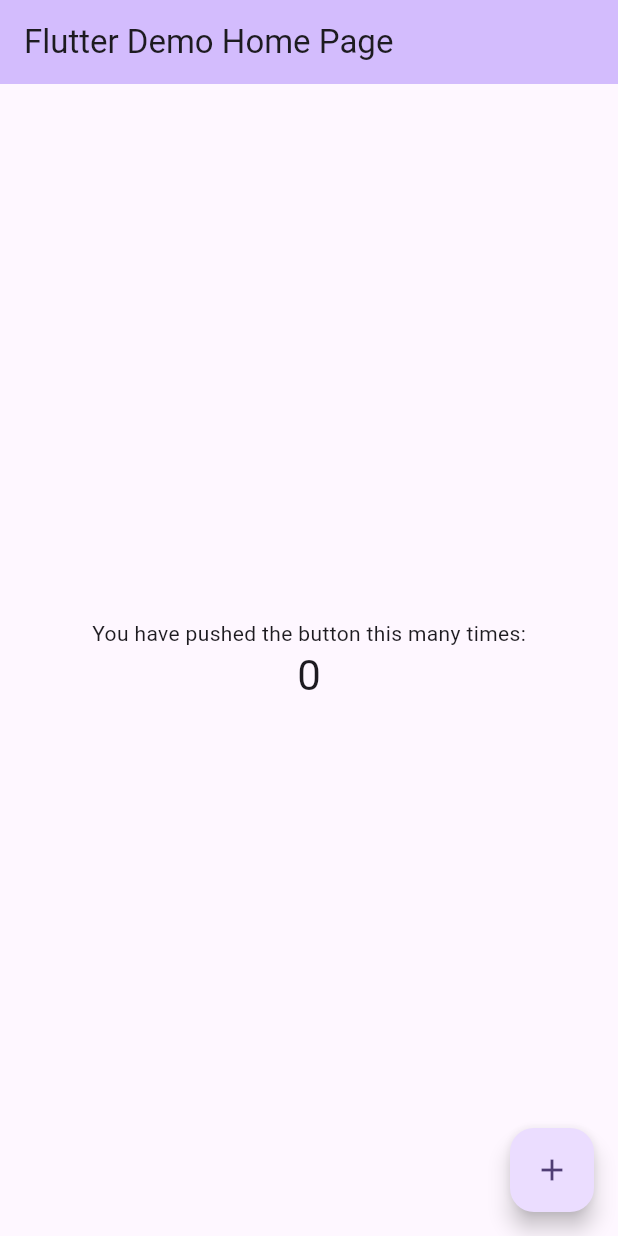
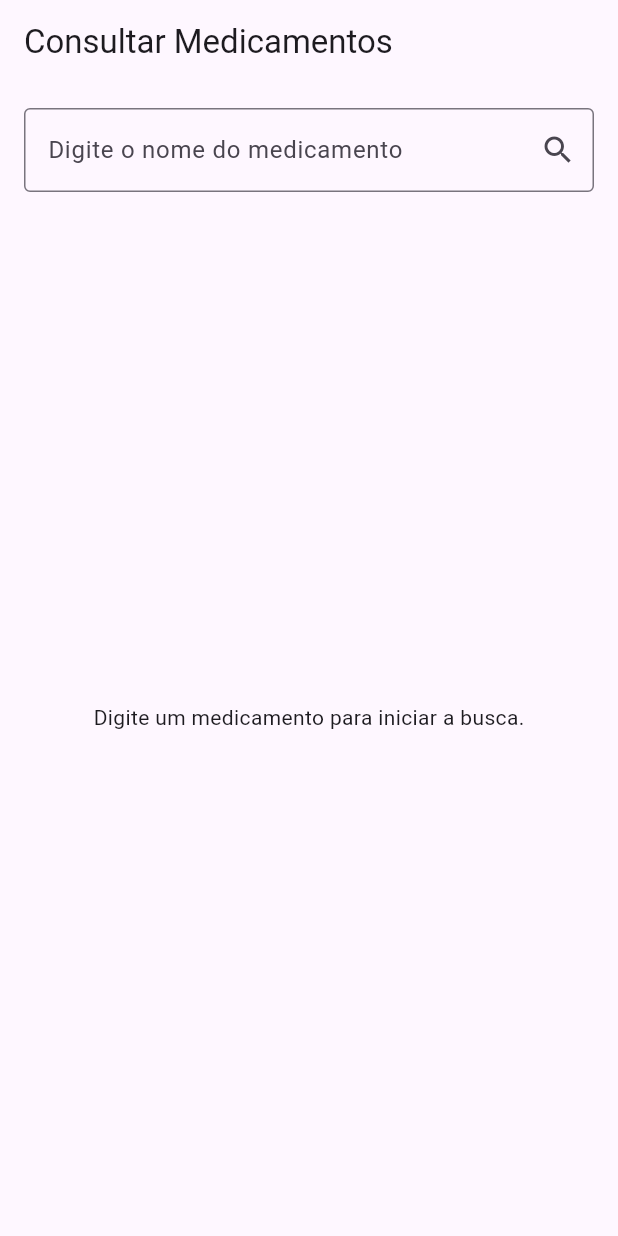
Before and after one commit to LuanBraga/preco_maximo_consumidor_medicamentos_app, a Flutter app: the screen it shows after launch, on a phone screen of 412 x 824 dp. Run offline on Flutter 3.47's test engine with Material 3 defaults, Android fonts, the phone set to English and light mode, and no system bars; our stand-ins replace dartz, equatable, get_it.

Commit message:
feat: Implement Clean Architecture for drug search feature

```diff
--- /dev/null
+++ b/lib/app/my_app.dart
@@ -0,0 +1,25 @@
+import 'package:flutter/material.dart';
+import 'package:preco_maximo_consumidor_medicamentos_app/app/di/injection_container.dart';
+import 'package:preco_maximo_consumidor_medicamentos_app/features/consulta_medicamentos/presentation/pages/medicamentos_page.dart';
+import 'package:preco_maximo_consumidor_medicamentos_app/features/consulta_medicamentos/presentation/provider/medicamentos_provider.dart';
+import 'package:provider/provider.dart';
+
+class MyApp extends StatelessWidget {
+  const MyApp({super.key});
+
+  @override
+  Widget build(BuildContext context) {
+    // ChangeNotifierProvider provê a instância do ViewModel para a árvore de widgets.
+    return ChangeNotifierProvider(
+      create: (_) => sl<MedicamentosProvider>(),
+      child: MaterialApp(
+        title: 'Preço de Medicamentos',
+        theme: ThemeData(
+          primarySwatch: Colors.blue,
+          visualDensity: VisualDensity.adaptivePlatformDensity,
+        ),
+        home: const MedicamentosPage(),
+      ),
+    );
+  }
+}
--- /dev/null
+++ b/lib/core/error/exceptions.dart
@@ -0,0 +1,2 @@
+class ServerException implements Exception {}
+class CacheException implements Exception {}
--- /dev/null
+++ b/lib/core/error/failures.dart
@@ -0,0 +1,13 @@
+import 'package:equatable/equatable.dart';
+
+abstract class Failure extends Equatable {
+  const Failure([List properties = const <dynamic>[]]);
+
+  @override
+  List<Object> get props => [];
+}
+
+// Falhas gerais da aplicação
+class ServerFailure extends Failure {}
+
+class CacheFailure extends Failure {}
--- /dev/null
+++ b/lib/features/consulta_medicamentos/data/models/medicamento_model.dart
@@ -0,0 +1,25 @@
+import 'package:preco_maximo_consumidor_medicamentos_app/features/consulta_medicamentos/domain/entities/medicamento.dart';
+
+class MedicamentoModel extends Medicamento {
+  const MedicamentoModel({
+    required super.nome,
+    required super.apresentacao,
+    required super.precoMaximo,
+  });
+
+  factory MedicamentoModel.fromJson(Map<String, dynamic> json) {
+    return MedicamentoModel(
+      nome: json['nome'] ?? 'Nome não informado',
+      apresentacao: json['apresentacao'] ?? 'Apresentação não informada',
+      precoMaximo: (json['preco_maximo'] as num?)?.toDouble() ?? 0.0,
+    );
+  }
+
+  Map<String, dynamic> toJson() {
+    return {
+      'nome': nome,
+      'apresentacao': apresentacao,
+      'preco_maximo': precoMaximo,
+    };
+  }
+}
--- /dev/null
+++ b/lib/features/consulta_medicamentos/domain/entities/medicamento.dart
@@ -0,0 +1,16 @@
+import 'package:equatable/equatable.dart';
+
+class Medicamento extends Equatable {
+  final String nome;
+  final String apresentacao;
+  final double precoMaximo;
+
+  const Medicamento({
+    required this.nome,
+    required this.apresentacao,
+    required this.precoMaximo,
+  });
+
+  @override
+  List<Object?> get props => [nome, apresentacao, precoMaximo];
+}
--- /dev/null
+++ b/lib/features/consulta_medicamentos/domain/repositories/medicamento_repository.dart
@@ -0,0 +1,9 @@
+import 'package:dartz/dartz.dart';
+import 'package:preco_maximo_consumidor_medicamentos_app/core/error/failures.dart';
+import 'package:preco_maximo_consumidor_medicamentos_app/features/consulta_medicamentos/domain/entities/medicamento.dart';
+
+// Este é o Contrato. A camada de domínio não sabe como os dados são obtidos,
+// ela apenas define o que precisa ser feito.
+abstract class MedicamentoRepository {
+  Future<Either<Failure, List<Medicamento>>> getMedicamentos(String query);
+}
--- /dev/null
+++ b/lib/features/consulta_medicamentos/domain/usecases/get_medicamentos.dart
@@ -0,0 +1,26 @@
+import 'package:dartz/dartz.dart';
+import 'package:equatable/equatable.dart';
+import 'package:preco_maximo_consumidor_medicamentos_app/core/error/failures.dart';
+import 'package:preco_maximo_consumidor_medicamentos_app/core/usecases/usecase.dart';
+import 'package:preco_maximo_consumidor_medicamentos_app/features/consulta_medicamentos/domain/entities/medicamento.dart';
+import 'package:preco_maximo_consumidor_medicamentos_app/features/consulta_medicamentos/domain/repositories/medicamento_repository.dart';
+
+class GetMedicamentos implements UseCase<List<Medicamento>, Params> {
+  final MedicamentoRepository repository;
+
+  GetMedicamentos(this.repository);
+
+  @override
+  Future<Either<Failure, List<Medicamento>>> call(Params params) async {
+    return await repository.getMedicamentos(params.query);
+  }
+}
+
+class Params extends Equatable {
+  final String query;
+
+  const Params({required this.query});
+
+  @override
+  List<Object> get props => [query];
+}
--- /dev/null
+++ b/lib/features/consulta_medicamentos/presentation/pages/medicamentos_page.dart
@@ -0,0 +1,68 @@
+import 'package:flutter/material.dart';
+import 'package:preco_maximo_consumidor_medicamentos_app/features/consulta_medicamentos/presentation/provider/medicamentos_provider.dart';
+import 'package:provider/provider.dart';
+
+class MedicamentosPage extends StatelessWidget {
+  const MedicamentosPage({super.key});
+
+  @override
+  Widget build(BuildContext context) {
+    return Scaffold(
+      appBar: AppBar(
+        title: const Text('Consultar Medicamentos'),
+      ),
+      body: Padding(
+        padding: const EdgeInsets.all(16.0),
+        child: Column(
+          children: [
+            TextField(
+              onSubmitted: (value) {
+                // Chama o provider para buscar os dados
+                Provider.of<MedicamentosProvider>(context, listen: false)
+                    .fetchMedicamentos(value);
+              },
+              decoration: const InputDecoration(
+                labelText: 'Digite o nome do medicamento',
+                border: OutlineInputBorder(),
+                suffixIcon: Icon(Icons.search),
+              ),
+            ),
+            const SizedBox(height: 20),
+            Expanded(
+              child: Consumer<MedicamentosProvider>(
+                builder: (context, provider, child) {
+                  switch (provider.state) {
+                    case ViewState.loading:
+                      return const Center(child: CircularProgressIndicator());
+                    case ViewState.error:
+                      return Center(child: Text(provider.errorMessage));
+                    case ViewState.loaded:
+                      return ListView.builder(
+                        itemCount: provider.medicamentos.length,
+                        itemBuilder: (context, index) {
+                          final medicamento = provider.medicamentos[index];
+                          return Card(
+                            child: ListTile(
+                              title: Text(medicamento.nome),
+                              subtitle: Text(medicamento.apresentacao),
+                              trailing: Text(
+                                'R\$ ${medicamento.precoMaximo.toStringAsFixed(2)}',
+                                style: const TextStyle(fontWeight: FontWeight.bold),
+                              ),
+                            ),
+                          );
+                        },
+                      );
+                    case ViewState.initial:
+                    default:
+                      return const Center(child: Text('Digite um medicamento para iniciar a busca.'));
+                  }
+                },
+              ),
+            ),
+          ],
+        ),
+      ),
+    );
+  }
+}
--- /dev/null
+++ b/lib/features/consulta_medicamentos/presentation/provider/medicamentos_provider.dart
@@ -0,0 +1,52 @@
+import 'package:flutter/foundation.dart';
+import 'package:preco_maximo_consumidor_medicamentos_app/core/error/failures.dart';
+import 'package:preco_maximo_consumidor_medicamentos_app/features/consulta_medicamentos/domain/entities/medicamento.dart';
+import 'package:preco_maximo_consumidor_medicamentos_app/features/consulta_medicamentos/domain/usecases/get_medicamentos.dart';
+
+enum ViewState { initial, loading, loaded, error }
+
+class MedicamentosProvider extends ChangeNotifier {
+  final GetMedicamentos getMedicamentos;
+
+  MedicamentosProvider({required this.getMedicamentos});
+
+  ViewState _state = ViewState.initial;
+  ViewState get state => _state;
+
+  List<Medicamento> _medicamentos = [];
+  List<Medicamento> get medicamentos => _medicamentos;
+
+  String _errorMessage = '';
+  String get errorMessage => _errorMessage;
+
+  Future<void> fetchMedicamentos(String query) async {
+    _state = ViewState.loading;
+    notifyListeners();
+
+    final result = await getMedicamentos(Params(query: query));
+
+    result.fold(
+          (failure) {
+        _errorMessage = _mapFailureToMessage(failure);
+        _state = ViewState.error;
+      },
+          (data) {
+        _medicamentos = data;
+        _state = ViewState.loaded;
+      },
+    );
+
+    notifyListeners();
+  }
+
+  String _mapFailureToMessage(Failure failure) {
+    switch (failure) {
+      case ServerFailure():
+        return 'Erro ao acessar o servidor. Tente novamente mais tarde.';
+      case CacheFailure():
+        return 'Erro ao acessar os dados locais.';
+      case _: // O '_' é o novo "default" para pattern matching
+        return 'Ocorreu um erro inesperado.';
+    }
+  }
+}
--- a/lib/main.dart
+++ b/lib/main.dart
@@ -1,122 +1,10 @@
 import 'package:flutter/material.dart';
+import 'package:preco_maximo_consumidor_medicamentos_app/app/my_app.dart';
+import 'package:preco_maximo_consumidor_medicamentos_app/app/di/injection_container.dart' as di;
 
-void main() {
+Future<void> main() async {
+  WidgetsFlutterBinding.ensureInitialized();
+  // Inicializa o GetIt para registrar as dependências
+  await di.init();
   runApp(const MyApp());
 }
-
-class MyApp extends StatelessWidget {
-  const MyApp({super.key});
-
-  // This widget is the root of your application.
-  @override
-  Widget build(BuildContext context) {
-    return MaterialApp(
-      title: 'Flutter Demo',
-      theme: ThemeData(
-        // This is the theme of your application.
-        //
-        // TRY THIS: Try running your application with "flutter run". You'll see
-        // the application has a purple toolbar. Then, without quitting the app,
-        // try changing the seedColor in the colorScheme below to Colors.green
-        // and then invoke "hot reload" (save your changes or press the "hot
-        // reload" button in a Flutter-supported IDE, or press "r" if you used
-        // the command line to start the app).
-        //
-        // Notice that the counter didn't reset back to zero; the application
-        // state is not lost during the reload. To reset the state, use hot
-        // restart instead.
-        //
-        // This works for code too, not just values: Most code changes can be
-        // tested with just a hot reload.
-        colorScheme: ColorScheme.fromSeed(seedColor: Colors.deepPurple),
-      ),
-      home: const MyHomePage(title: 'Flutter Demo Home Page'),
-    );
-  }
-}
-
-class MyHomePage extends StatefulWidget {
-  const MyHomePage({super.key, required this.title});
-
-  // This widget is the home page of your application. It is stateful, meaning
-  // that it has a State object (defined below) that contains fields that affect
-  // how it looks.
-
-  // This class is the configuration for the state. It holds the values (in this
-  // case the title) provided by the parent (in this case the App widget) and
-  // used by the build method of the State. Fields in a Widget subclass are
-  // always marked "final".
-
-  final String title;
-
-  @override
-  State<MyHomePage> createState() => _MyHomePageState();
-}
-
-class _MyHomePageState extends State<MyHomePage> {
-  int _counter = 0;
-
-  void _incrementCounter() {
-    setState(() {
-      // This call to setState tells the Flutter framework that something has
-      // changed in this State, which causes it to rerun the build method below
-      // so that the display can reflect the updated values. If we changed
-      // _counter without calling setState(), then the build method would not be
-      // called again, and so nothing would appear to happen.
-      _counter++;
-    });
-  }
-
-  @override
-  Widget build(BuildContext context) {
-    // This method is rerun every time setState is called, for instance as done
-    // by the _incrementCounter method above.
-    //
-    // The Flutter framework has been optimized to make rerunning build methods
-    // fast, so that you can just rebuild anything that needs updating rather
-    // than having to individually change instances of widgets.
-    return Scaffold(
-      appBar: AppBar(
-        // TRY THIS: Try changing the color here to a specific color (to
-        // Colors.amber, perhaps?) and trigger a hot reload to see the AppBar
-        // change color while the other colors stay the same.
-        backgroundColor: Theme.of(context).colorScheme.inversePrimary,
-        // Here we take the value from the MyHomePage object that was created by
-        // the App.build method, and use it to set our appbar title.
-        title: Text(widget.title),
-      ),
-      body: Center(
-        // Center is a layout widget. It takes a single child and positions it
-        // in the middle of the parent.
-        child: Column(
-          // Column is also a layout widget. It takes a list of children and
-          // arranges them vertically. By default, it sizes itself to fit its
-          // children horizontally, and tries to be as tall as its parent.
-          //
-          // Column has various properties to control how it sizes itself and
-          // how it positions its children. Here we use mainAxisAlignment to
-          // center the children vertically; the main axis here is the vertical
-          // axis because Columns are vertical (the cross axis would be
-          // horizontal).
-          //
-          // TRY THIS: Invoke "debug painting" (choose the "Toggle Debug Paint"
-          // action in the IDE, or press "p" in the console), to see the
-          // wireframe for each widget.
-          mainAxisAlignment: MainAxisAlignment.center,
-          children: <Widget>[
-            const Text('You have pushed the button this many times:'),
-            Text(
-              '$_counter',
-              style: Theme.of(context).textTheme.headlineMedium,
-            ),
-          ],
-        ),
-      ),
-      floatingActionButton: FloatingActionButton(
-        onPressed: _incrementCounter,
-        tooltip: 'Increment',
-        child: const Icon(Icons.add),
-      ), // This trailing comma makes auto-formatting nicer for build methods.
-    );
-  }
-}
--- a/pubspec.yaml
+++ b/pubspec.yaml
@@ -46,6 +46,8 @@ dependencies:
   # The following adds the Cupertino Icons font to your application.
   # Use with the CupertinoIcons class for iOS style icons.
   cupertino_icons: ^1.0.8
+
+  dartz: ^0.10.1
 
 dev_dependencies:
   flutter_test:
```
Also changed, not shown: lib/app/di/injection_container.dart (added, +41 -0 lines), lib/core/usecases/usecase.dart (added, +15 -0 lines), lib/features/consulta_medicamentos/data/datasources/medicamento_remote_data_source.dart (added, +30 -0 lines), lib/features/consulta_medicamentos/data/repositories/medicamento_repository_impl.dart (added, +26 -0 lines), pubspec.lock.
